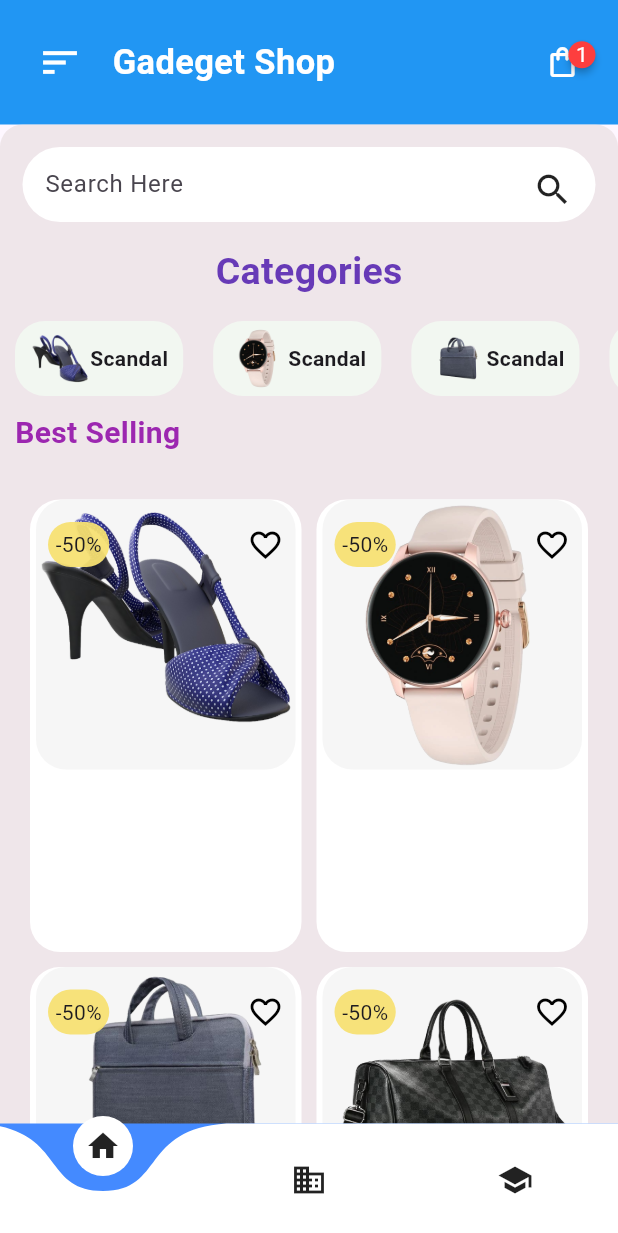
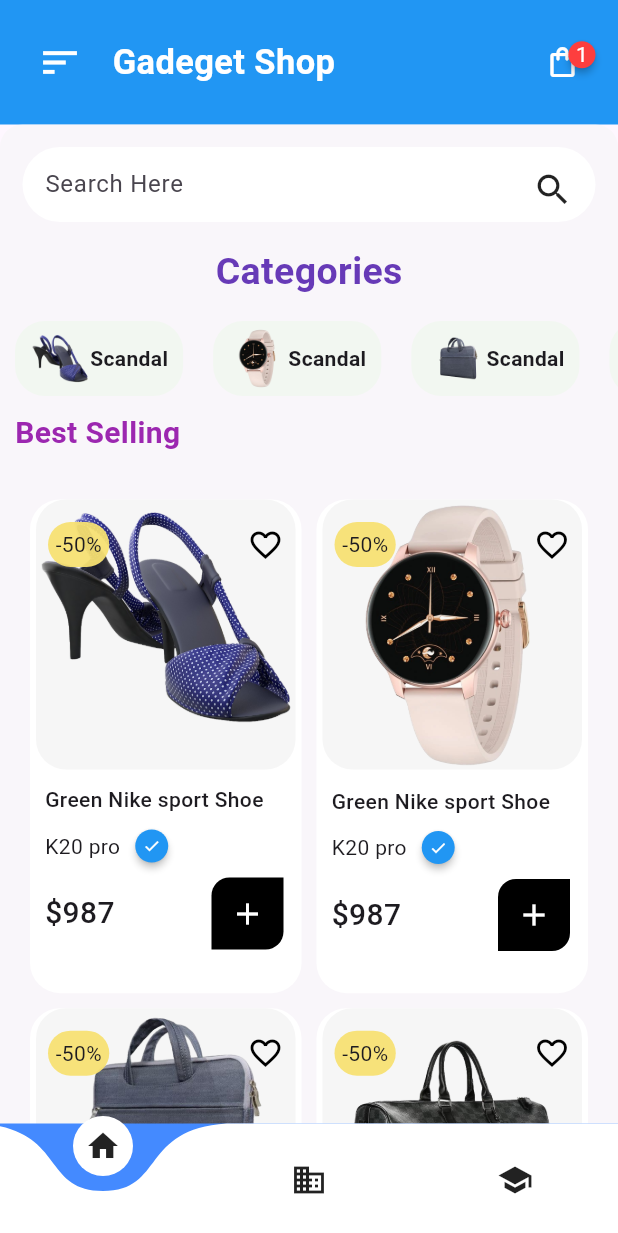
Before and after one commit to pranesh12/gadget_shop_app, a Flutter app: the screen it shows after launch, on a phone screen of 412 x 824 dp. Shown: the top 1233 px of the screen. Run offline on Flutter 3.47's test engine with Material 3 defaults, Android fonts, the phone set to English and light mode, and no system bars; drawn by our look-alikes of badges, curved_navigation_bar.

Commit message:
card style finished

```diff
--- a/lib/widgets/items_widget.dart
+++ b/lib/widgets/items_widget.dart
@@ -1,4 +1,5 @@
 import 'package:flutter/material.dart';
+import 'package:badges/badges.dart' as badges;
 
 class ItemsWidget extends StatefulWidget {
   const ItemsWidget({super.key});
@@ -11,7 +12,7 @@ class _ItemsWidgetState extends State<ItemsWidget> {
   @override
   Widget build(BuildContext context) {
     return GridView.count(
-      childAspectRatio: 0.60,
+      childAspectRatio: 0.55,
       mainAxisSpacing: 10,
       crossAxisSpacing: 10,
       shrinkWrap: true,
@@ -28,8 +29,7 @@ class _ItemsWidgetState extends State<ItemsWidget> {
             child: Column(
               crossAxisAlignment: CrossAxisAlignment.start,
               children: [
-                Container(
-                  child: Stack(
+                Stack(
                   children: [
                     Positioned(
                         child: Container(
@@ -67,7 +67,62 @@ class _ItemsWidgetState extends State<ItemsWidget> {
                     ))
                   ],
                 ),
+                //brand details
+                Container(
+                  padding: const EdgeInsets.only(top: 10, left: 10, right: 12),
+                  child: Text(
+                    "Green Nike sport Shoe",
+                    style: TextStyle(fontSize: 14, fontWeight: FontWeight.w500),
                   ),
+                ),
+                //barnd name
+                Container(
+                  padding: const EdgeInsets.only(top: 10, left: 10, right: 12),
+                  child: const Row(
+                    children: [
+                      Text("K20 pro"),
+                      const SizedBox(width: 10),
+                      badges.Badge(
+                        badgeStyle: badges.BadgeStyle(
+                          shape: badges.BadgeShape.twitter,
+                          badgeColor:
+                              Colors.blue, // Blue background for the tick
+                        ),
+                        badgeContent: Icon(
+                          Icons.check,
+                          color: Colors.white,
+                          size: 12,
+                        ),
+                      ),
+                    ],
+                  ),
+                ),
+                //Add to cart
+                Container(
+                  padding: const EdgeInsets.only(top: 10, left: 10, right: 12),
+                  child: Row(
+                    mainAxisAlignment: MainAxisAlignment.spaceBetween,
+                    children: [
+                      Text(
+                        "\$987",
+                        style: TextStyle(
+                            fontSize: 20, fontWeight: FontWeight.w500),
+                      ),
+                      Container(
+                          decoration: const BoxDecoration(
+                              color: Colors.black,
+                              borderRadius: BorderRadius.only(
+                                  topLeft: Radius.circular(12),
+                                  bottomRight: Radius.circular(12))),
+                          child: IconButton(
+                              onPressed: () {},
+                              icon: const Icon(
+                                Icons.add,
+                                color: Colors.white,
+                              )))
+                    ],
+                  ),
+                )
               ],
             ),
           ),
--- a/lib/widgets/search_item.dart
+++ b/lib/widgets/search_item.dart
@@ -15,7 +15,7 @@ class _SearchItemState extends State<SearchItem> {
     return Container(
       padding: const EdgeInsets.only(top: 15),
       decoration: const BoxDecoration(
-          color: Color.fromARGB(136, 226, 215, 215),
+          color: Color.fromARGB(136, 245, 245, 245),
           borderRadius: BorderRadius.only(
               topLeft: Radius.circular(15), topRight: Radius.circular(15))),
       child: Column(
```
Lines whose indentation alone changed are shown as unchanged.
